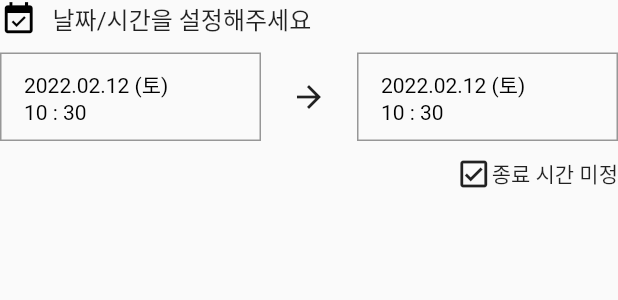
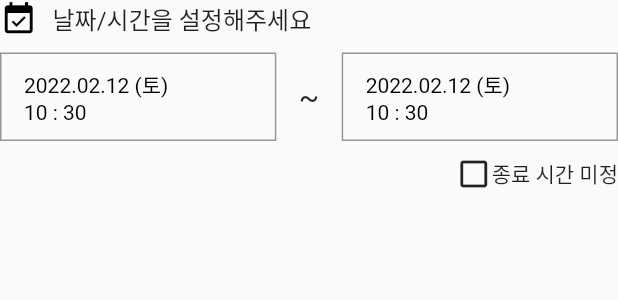
Before and after one commit to yunjunghun0116/FlutterSideProject, a Flutter app: the UploadScreenDateTimeArea widget shown alone on an empty page, opened directly with empty values, on a phone screen of 412 x 824 dp. Shown: the top 300 px of the screen. Run offline on Flutter 3.47's test engine with Material 2 defaults, Android fonts, the phone set to English and light mode, and no system bars; our stand-ins replace cached_network_image, carousel_slider, cloud_firestore, firebase_core, firebase_storage, flutter_datetime_picker and 4 more; missing offline and left inert: kakao_flutter_sdk; accounts and stored records are empty; network calls fail.

Commit message:
date hot fix

```diff
--- a/common/lib/screens/detail/detail_screen.dart
+++ b/common/lib/screens/detail/detail_screen.dart
@@ -1,7 +1,6 @@
 import 'package:cloud_firestore/cloud_firestore.dart';
 import 'package:common/controllers/user_controller.dart';
 import 'package:common/screens/detail/components/detail_screen_over_bottom_bar.dart';
-import 'package:common/screens/main/main_screen.dart';
 import 'package:flutter/material.dart';
 import 'package:get/get.dart';
 import '../profile/profile_screen.dart';
--- a/common/lib/screens/upload/components/upload_screen_date_time_area.dart
+++ b/common/lib/screens/upload/components/upload_screen_date_time_area.dart
@@ -44,8 +44,11 @@ class UploadScreenDateTimeArea extends StatelessWidget {
                 noEnd: false,
               ),
               Container(
-                margin: const EdgeInsets.symmetric(horizontal: 20),
-                child: const Icon(Icons.arrow_forward),
+                margin: const EdgeInsets.symmetric(horizontal: 15),
+                child: const Text(
+                  '~',
+                  style: TextStyle(fontSize: 20),
+                ),
               ),
               UploadScreenDateTimePicker(
                 nowTime: nowTime,
@@ -66,8 +69,8 @@ class UploadScreenDateTimeArea extends StatelessWidget {
             mainAxisAlignment: MainAxisAlignment.end,
             children: [
               noEnd
-                  ? const Icon(Icons.check_box)
-                  : const Icon(Icons.check_box_outlined),
+                  ? const Icon(Icons.check_box_outlined)
+                  : const Icon(Icons.check_box_outline_blank),
               const Text('종료 시간 미정'),
             ],
           ),
--- a/common/lib/screens/upload/components/upload_screen_date_time_picker.dart
+++ b/common/lib/screens/upload/components/upload_screen_date_time_picker.dart
@@ -22,16 +22,13 @@ class UploadScreenDateTimePicker extends StatelessWidget {
       child: GestureDetector(
         onTap: () {
           if (!noEnd) {
-            DatePicker.showDateTimePicker(
-              context,
-              showTitleActions: true,
-              locale: LocaleType.ko,
-              minTime: nowTime,
-              maxTime: DateTime(2022, 12, 31),
-              onConfirm: (DateTime date){
-                onSubmitted(date);
-              }
-            );
+            DatePicker.showDateTimePicker(context,
+                showTitleActions: true,
+                locale: LocaleType.ko,
+                minTime: nowTime,
+                maxTime: DateTime(2022, 12, 31), onConfirm: (DateTime date) {
+              onSubmitted(date);
+            });
           }
         },
         child: Container(
@@ -46,13 +43,17 @@ class UploadScreenDateTimePicker extends StatelessWidget {
             crossAxisAlignment: CrossAxisAlignment.start,
             children: [
               Text(
-                '${currentTime.year}.${getTime(currentTime.month)}.${getTime(currentTime.day)} (${kWeekDay[currentTime.weekday]})',
+                noEnd
+                    ? '종료시간'
+                    : '${currentTime.year}.${getTime(currentTime.month)}.${getTime(currentTime.day)} (${kWeekDay[currentTime.weekday]})',
                 style: TextStyle(
                   color: noEnd ? kGreyColor : kBlackColor,
                 ),
               ),
               Text(
-                '${getTime(currentTime.hour)} : ${getTime(currentTime.minute)}',
+                noEnd
+                    ? '미정'
+                    : '${getTime(currentTime.hour)} : ${getTime(currentTime.minute)}',
                 style: TextStyle(
                   color: noEnd ? kGreyColor : kBlackColor,
                 ),
--- a/common/lib/screens/upload/upload_screen.dart
+++ b/common/lib/screens/upload/upload_screen.dart
@@ -39,7 +39,7 @@ class _UploadScreenState extends State<UploadScreen> {
   //DateTime 관련
   final DateTime _nowTime = DateTime.now();
   DateTime _openTime = DateTime.now();
-  DateTime _endTime = DateTime.now();
+  DateTime _endTime = DateTime.now().add(const Duration(days: 7));
   bool _noEndTime = false;
   //hostMessage 관련
   final TextEditingController _hostMessageController = TextEditingController();
@@ -69,6 +69,8 @@ class _UploadScreenState extends State<UploadScreen> {
       ),
       body: GestureDetector(
         onTap: () => FocusScope.of(context).unfocus(),
+        child: Container(
+          color: kWhiteColor,
           child: Column(
             children: [
               Expanded(
@@ -122,7 +124,8 @@ class _UploadScreenState extends State<UploadScreen> {
                               });
                             },
                             openPressed: (DateTime date) {
-                            if (_endTime.difference(date).inSeconds < 0) {
+                              if (!_noEndTime &&
+                                  _endTime.difference(date).inSeconds < 0) {
                                 setState(() {
                                   _openTime = _endTime;
                                   _endTime = date;
@@ -158,7 +161,8 @@ class _UploadScreenState extends State<UploadScreen> {
                             locationSearchPressed: () async {
                               // _connectController
                               Map<String, dynamic>? _placeInfo = await Get.to(
-                                () => const UploadScreenLocationSearchScreen());
+                                  () =>
+                                      const UploadScreenLocationSearchScreen());
                               if (_placeInfo != null) {
                                 setState(() {
                                   _location = _placeInfo['address'];
@@ -256,7 +260,9 @@ class _UploadScreenState extends State<UploadScreen> {
                     'cancelList': [],
                     'timeStamp': DateTime.now().toString(),
                   };
-                await GatheringController.to.makeGathering(body).then((value) {
+                  await GatheringController.to
+                      .makeGathering(body)
+                      .then((value) {
                     if (value) {
                       Get.offAll(() => const MainScreen());
                     } else {
@@ -297,6 +303,7 @@ class _UploadScreenState extends State<UploadScreen> {
             ],
           ),
         ),
+      ),
     );
   }
 }
```
Lines whose indentation alone changed are shown as unchanged.
